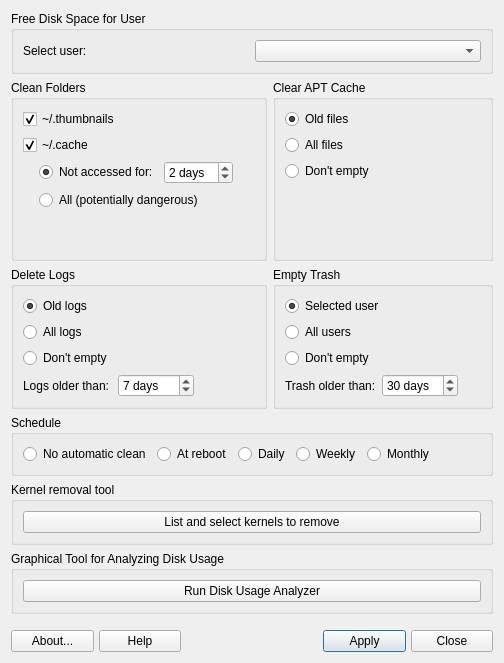
Before: the Qt Designer form mainwindow.ui in MX-Linux/mx-cleanup, drawn with Qt 5.
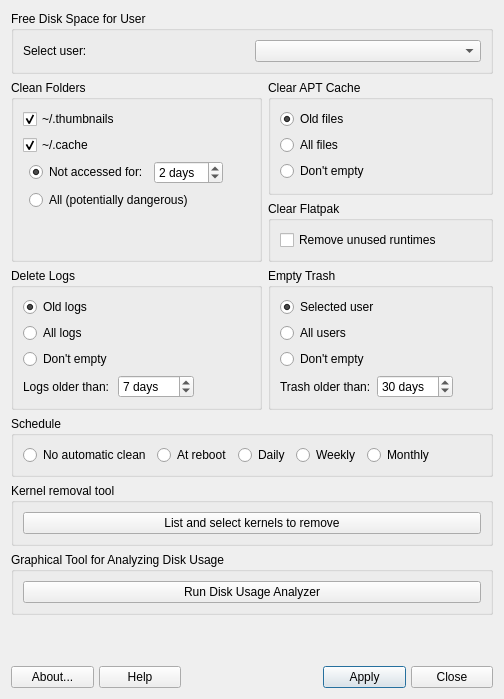
After: the same form once the commit is applied. Icons and pictures are not drawn.

Commit message: Flatpak: remove unused runtimes option

Patch:
```diff
--- a/mainwindow.ui
+++ b/mainwindow.ui
@@ -7,145 +7,13 @@
     <x>0</x>
     <y>0</y>
     <width>504</width>
-    <height>663</height>
+    <height>699</height>
    </rect>
   </property>
   <property name="windowTitle">
    <string>MX Cleanup</string>
   </property>
   <layout class="QGridLayout" name="gridLayout">
-   <item row="2" column="0">
-    <widget class="QGroupBox" name="groupBoxFolders">
-     <property name="sizePolicy">
-      <sizepolicy hsizetype="Expanding" vsizetype="Preferred">
-       <horstretch>0</horstretch>
-       <verstretch>0</verstretch>
-      </sizepolicy>
-     </property>
-     <property name="title">
-      <string>Clean Folders</string>
-     </property>
-     <layout class="QGridLayout" name="gridLayout_4">
-      <item row="1" column="0" colspan="4">
-       <widget class="QCheckBox" name="checkThumbs">
-        <property name="sizePolicy">
-         <sizepolicy hsizetype="Expanding" vsizetype="Fixed">
-          <horstretch>0</horstretch>
-          <verstretch>0</verstretch>
-         </sizepolicy>
-        </property>
-        <property name="text">
-         <string notr="true">~/.thumbnails</string>
-        </property>
-        <property name="checked">
-         <bool>true</bool>
-        </property>
-       </widget>
-      </item>
-      <item row="0" column="0">
-       <spacer name="horizontalSpacer_5">
-        <property name="orientation">
-         <enum>Qt::Horizontal</enum>
-        </property>
-        <property name="sizeType">
-         <enum>QSizePolicy::MinimumExpanding</enum>
-        </property>
-        <property name="sizeHint" stdset="0">
-         <size>
-          <width>10</width>
-          <height>0</height>
-         </size>
-        </property>
-       </spacer>
-      </item>
-      <item row="7" column="2">
-       <spacer name="verticalSpacer_2">
-        <property name="orientation">
-         <enum>Qt::Vertical</enum>
-        </property>
-        <property name="sizeHint" stdset="0">
-         <size>
-          <width>20</width>
-          <height>40</height>
-         </size>
-        </property>
-       </spacer>
-      </item>
-      <item row="3" column="0" colspan="4">
-       <widget class="QCheckBox" name="checkCache">
-        <property name="sizePolicy">
-         <sizepolicy hsizetype="Expanding" vsizetype="Fixed">
-          <horstretch>0</horstretch>
-          <verstretch>0</verstretch>
-         </sizepolicy>
-        </property>
-        <property name="text">
-         <string notr="true">~/.cache</string>
-        </property>
-        <property name="checked">
-         <bool>true</bool>
-        </property>
-       </widget>
-      </item>
-      <item row="4" column="1">
-       <widget class="QRadioButton" name="radioSaferCache">
-        <property name="text">
-         <string>Not accessed for:</string>
-        </property>
-        <property name="checked">
-         <bool>true</bool>
-        </property>
-       </widget>
-      </item>
-      <item row="0" column="1" colspan="2">
-       <spacer name="horizontalSpacer_8">
-        <property name="orientation">
-         <enum>Qt::Horizontal</enum>
-        </property>
-        <property name="sizeHint" stdset="0">
-         <size>
-          <width>40</width>
-          <height>0</height>
-         </size>
-        </property>
-       </spacer>
-      </item>
-      <item row="0" column="3">
-       <spacer name="horizontalSpacer_7">
-        <property name="orientation">
-         <enum>Qt::Horizontal</enum>
-        </property>
-        <property name="sizeHint" stdset="0">
-         <size>
-          <width>40</width>
-          <height>0</height>
-         </size>
-        </property>
-       </spacer>
-      </item>
-      <item row="4" column="2">
-       <widget class="QSpinBox" name="spinCache">
-        <property name="suffix">
-         <string> days</string>
-        </property>
-        <property name="minimum">
-         <number>1</number>
-        </property>
-        <property name="value">
-         <number>2</number>
-        </property>
-       </widget>
-      </item>
-      <item row="5" column="1" colspan="2">
-       <widget class="QRadioButton" name="radioAllCache">
-        <property name="text">
-         <string>All (potentially dangerous)</string>
-        </property>
-       </widget>
-      </item>
-     </layout>
-    </widget>
-   </item>
    <item row="9" column="0" colspan="2">
     <spacer name="verticalSpacer">
      <property name="orientation">
@@ -357,6 +225,12 @@
       </item>
       <item row="2" column="0" colspan="3">
        <widget class="QRadioButton" name="radioNoCleanTrash">
+        <property name="sizePolicy">
+         <sizepolicy hsizetype="Expanding" vsizetype="Fixed">
+          <horstretch>0</horstretch>
+          <verstretch>0</verstretch>
+         </sizepolicy>
+        </property>
         <property name="text">
          <string>Don't empty</string>
         </property>
@@ -532,6 +406,12 @@
      <layout class="QHBoxLayout" name="horizontalLayout">
       <item>
        <widget class="QPushButton" name="pushUsageAnalyzer">
+        <property name="sizePolicy">
+         <sizepolicy hsizetype="Minimum" vsizetype="Preferred">
+          <horstretch>0</horstretch>
+          <verstretch>0</verstretch>
+         </sizepolicy>
+        </property>
         <property name="text">
          <string>Run Disk Usage Analyzer</string>
         </property>
@@ -700,6 +580,12 @@
       </item>
       <item row="2" column="0">
        <widget class="QRadioButton" name="radioNoCleanLogs">
+        <property name="sizePolicy">
+         <sizepolicy hsizetype="Expanding" vsizetype="Fixed">
+          <horstretch>0</horstretch>
+          <verstretch>0</verstretch>
+         </sizepolicy>
+        </property>
         <property name="text">
          <string>Don't empty</string>
         </property>
@@ -780,6 +666,12 @@
      <layout class="QHBoxLayout" name="horizontalLayout_3">
       <item>
        <widget class="QPushButton" name="pushKernel">
+        <property name="sizePolicy">
+         <sizepolicy hsizetype="Minimum" vsizetype="Preferred">
+          <horstretch>0</horstretch>
+          <verstretch>0</verstretch>
+         </sizepolicy>
+        </property>
         <property name="text">
          <string>List and select kernels to remove</string>
         </property>
@@ -792,6 +684,131 @@
      </layout>
     </widget>
    </item>
+   <item row="3" column="1">
+    <widget class="QGroupBox" name="groupBoxFlatpak">
+     <property name="sizePolicy">
+      <sizepolicy hsizetype="Expanding" vsizetype="Preferred">
+       <horstretch>0</horstretch>
+       <verstretch>0</verstretch>
+      </sizepolicy>
+     </property>
+     <property name="title">
+      <string>Clear Flatpak</string>
+     </property>
+     <layout class="QVBoxLayout" name="verticalLayout">
+      <item>
+       <widget class="QCheckBox" name="checkFlatpak">
+        <property name="text">
+         <string>Remove unused runtimes</string>
+        </property>
+       </widget>
+      </item>
+     </layout>
+    </widget>
+   </item>
+   <item row="2" column="0" rowspan="2">
+    <widget class="QGroupBox" name="groupBoxFolders">
+     <property name="sizePolicy">
+      <sizepolicy hsizetype="Expanding" vsizetype="Preferred">
+       <horstretch>0</horstretch>
+       <verstretch>0</verstretch>
+      </sizepolicy>
+     </property>
+     <property name="title">
+      <string>Clean Folders</string>
+     </property>
+     <layout class="QGridLayout" name="gridLayout_4">
+      <item row="2" column="2">
+       <widget class="QSpinBox" name="spinCache">
+        <property name="suffix">
+         <string> days</string>
+        </property>
+        <property name="minimum">
+         <number>1</number>
+        </property>
+        <property name="value">
+         <number>2</number>
+        </property>
+       </widget>
+      </item>
+      <item row="2" column="1">
+       <widget class="QRadioButton" name="radioSaferCache">
+        <property name="text">
+         <string>Not accessed for:</string>
+        </property>
+        <property name="checked">
+         <bool>true</bool>
+        </property>
+       </widget>
+      </item>
+      <item row="1" column="0" colspan="4">
+       <widget class="QCheckBox" name="checkCache">
+        <property name="sizePolicy">
+         <sizepolicy hsizetype="Expanding" vsizetype="Fixed">
+          <horstretch>0</horstretch>
+          <verstretch>0</verstretch>
+         </sizepolicy>
+        </property>
+        <property name="text">
+         <string notr="true">~/.cache</string>
+        </property>
+        <property name="checked">
+         <bool>true</bool>
+        </property>
+       </widget>
+      </item>
+      <item row="4" column="2">
+       <spacer name="verticalSpacer_2">
+        <property name="orientation">
+         <enum>Qt::Vertical</enum>
+        </property>
+        <property name="sizeHint" stdset="0">
+         <size>
+          <width>20</width>
+          <height>40</height>
+         </size>
+        </property>
+       </spacer>
+      </item>
+      <item row="2" column="3">
+       <spacer name="horizontalSpacer_4">
+        <property name="orientation">
+         <enum>Qt::Horizontal</enum>
+        </property>
+        <property name="sizeHint" stdset="0">
+         <size>
+          <width>40</width>
+          <height>20</height>
+         </size>
+        </property>
+       </spacer>
+      </item>
+      <item row="0" column="0" colspan="4">
+       <widget class="QCheckBox" name="checkThumbs">
+        <property name="sizePolicy">
+         <sizepolicy hsizetype="Expanding" vsizetype="Fixed">
+          <horstretch>0</horstretch>
+          <verstretch>0</verstretch>
+         </sizepolicy>
+        </property>
+        <property name="text">
+         <string notr="true">~/.thumbnails</string>
+        </property>
+        <property name="checked">
+         <bool>true</bool>
+        </property>
+       </widget>
+      </item>
+      <item row="3" column="1" colspan="2">
+       <widget class="QRadioButton" name="radioAllCache">
+        <property name="text">
+         <string>All (potentially dangerous)</string>
+        </property>
+       </widget>
+      </item>
+     </layout>
+    </widget>
+   </item>
   </layout>
  </widget>
  <tabstops>
```
Left out of the diff: 33 changed lines with no effect on the pictures. The commit also changes 2 other files.
